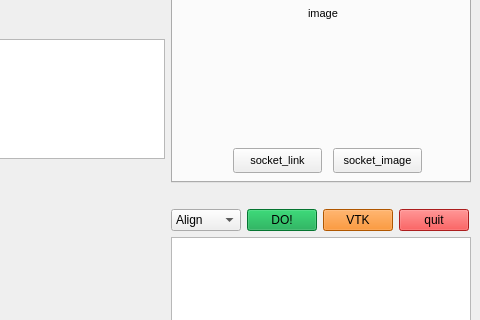
This is src/qt_ros_pcl/gui/mainwindow.ui in wangzivector/Object_Recognition_and_Alignment-ROS-RCNN-PCL-Qt-GUI as Qt 5 draws it before an edit; both pictures show x 495 to 975 and y 245 to 565 of the 975 by 671 pixel window. The edited form follows.
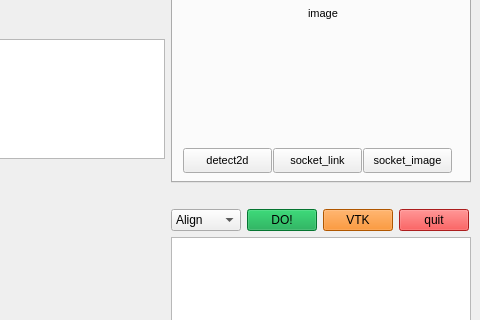
This is the edited form. The open tabs and pages were chosen to show the change. Icons and pictures are not drawn.

Patch:
```diff
--- a/src/qt_ros_pcl/gui/mainwindow.ui
+++ b/src/qt_ros_pcl/gui/mainwindow.ui
@@ -2279,7 +2279,7 @@
          <widget class="QPushButton" name="pushButton_socket">
           <property name="geometry">
            <rect>
-            <x>60</x>
+            <x>100</x>
             <y>340</y>
             <width>89</width>
             <height>25</height>
@@ -2292,7 +2292,7 @@
          <widget class="QPushButton" name="pushButton_soim">
           <property name="geometry">
            <rect>
-            <x>160</x>
+            <x>190</x>
             <y>340</y>
             <width>89</width>
             <height>25</height>
@@ -2302,6 +2302,19 @@
            <string>socket_image</string>
           </property>
          </widget>
+         <widget class="QPushButton" name="pushButton_dete2">
+          <property name="geometry">
+           <rect>
+            <x>10</x>
+            <y>340</y>
+            <width>89</width>
+            <height>25</height>
+           </rect>
+          </property>
+          <property name="text">
+           <string>detect2d</string>
+          </property>
+         </widget>
         </widget>
         <widget class="QWidget" name="tab_9">
          <attribute name="title">
```
Left out of the diff: 2 changed lines with no effect on the pictures.
